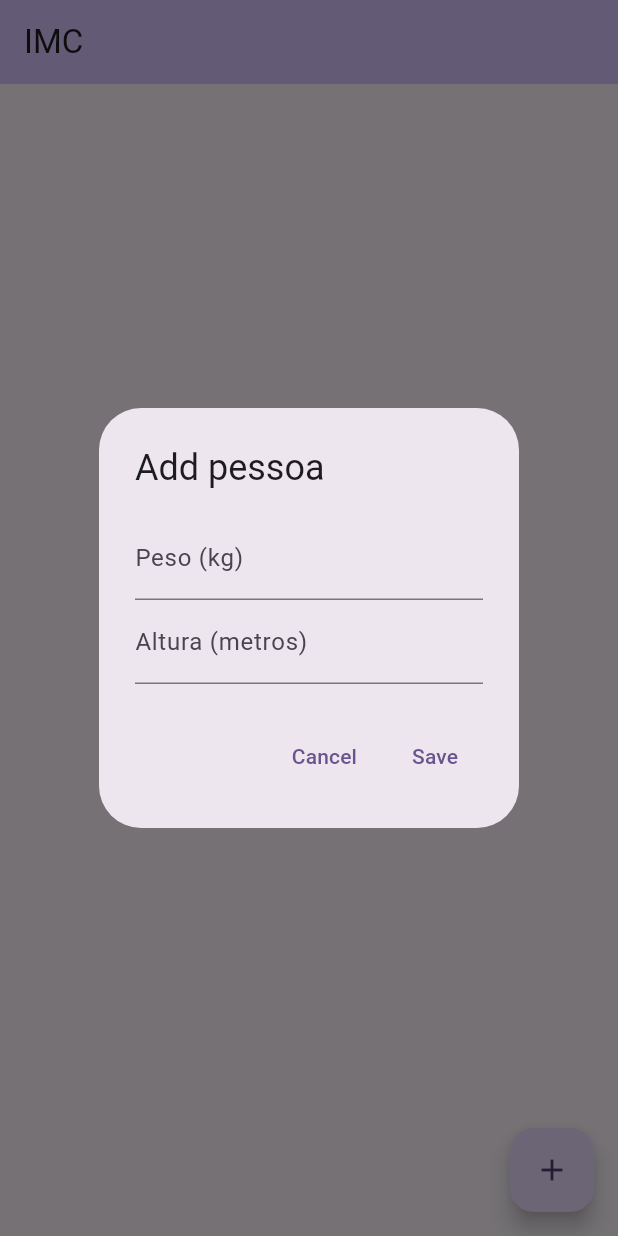
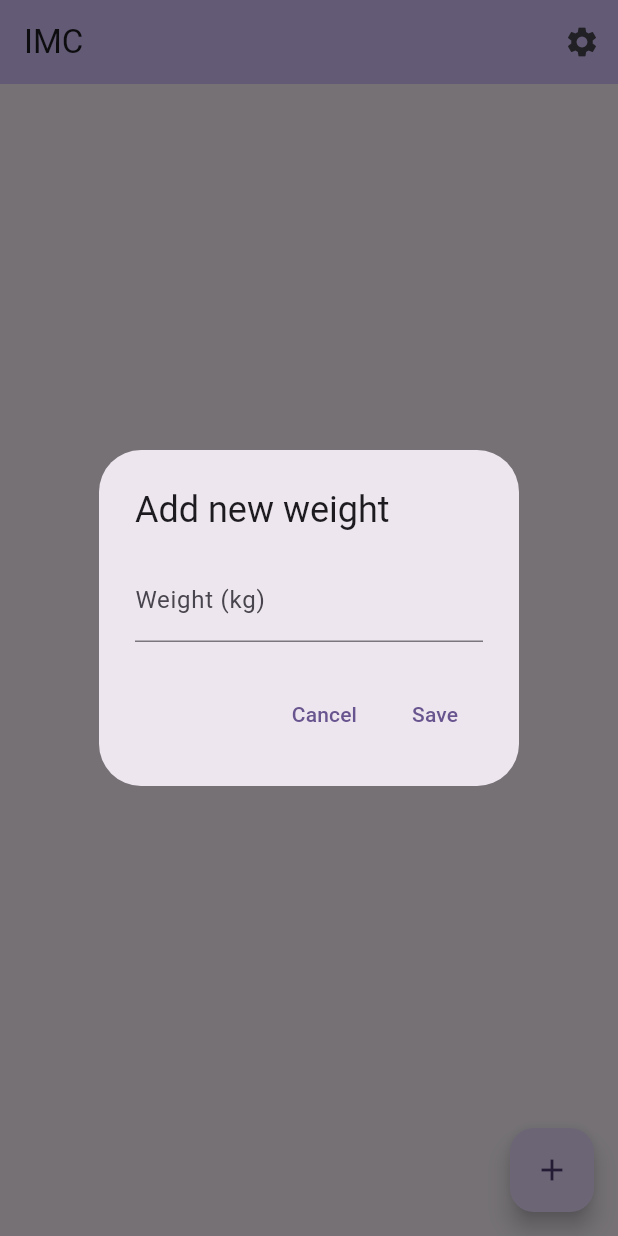
Before and after one commit to estherpeixoto/flutter_calculadora_imc, a Flutter app: the screen it shows after launch, after a tap on the "add" icon, on a phone screen of 412 x 824 dp. Run offline on Flutter 3.47's test engine with Material 2 defaults, Android fonts, the phone set to English and light mode, and no system bars; our stand-ins replace shared_preferences, sqflite; accounts and stored records are empty.

Commit message:
persistindo dados com shared_preferences e sqflite

```diff
--- a/lib/exceptions/altura_invalida_exception.dart
+++ /dev/null
@@ -1,8 +0,0 @@
-class AlturaInvalidaException implements Exception {
-  String error() => 'Altura inválida';
-
-  @override
-  String toString() {
-    return 'AlturaInvalidaException: ${error()}';
-  }
-}
--- a/lib/exceptions/peso_invalido_exception.dart
+++ /dev/null
@@ -1,8 +0,0 @@
-class PesoInvalidoException implements Exception {
-  String error() => 'Peso inválido';
-
-  @override
-  String toString() {
-    return 'PesoInvalidoException: ${error()}';
-  }
-}
--- a/lib/main.dart
+++ b/lib/main.dart
@@ -1,6 +1,6 @@
+import 'package:flutter/material.dart';
 import 'package:imc/my_app.dart';
-import 'package:flutter/material.dart';
 
-void main() {
+void main() async {
   runApp(const MyApp());
 }
--- /dev/null
+++ b/lib/models/imc_sqflite_model.dart
@@ -0,0 +1,22 @@
+class ImcSQFliteModel {
+  int _id = 0;
+  double _height = 0.0;
+  double _weight = 0.0;
+
+  ImcSQFliteModel(this._id, this._height, this._weight);
+
+  int get id => _id;
+  set id(int id) {
+    _id = id;
+  }
+
+  double get height => _height;
+  set height(double height) {
+    _height = height;
+  }
+
+  double get weight => _weight;
+  set weight(double weight) {
+    _weight = weight;
+  }
+}
--- a/lib/models/pessoa.dart
+++ /dev/null
@@ -1,42 +0,0 @@
-import 'package:flutter/material.dart';
-import 'package:imc/exceptions/altura_invalida_exception.dart';
-import 'package:imc/exceptions/peso_invalido_exception.dart';
-
-class Pessoa {
-  final String id = UniqueKey().toString();
-  double _peso = 0;
-  double _altura = 0;
-
-  Pessoa(double peso, double altura) {
-    setPeso(peso);
-    setAltura(altura);
-  }
-
-  /// Setter for _peso
-  void setPeso(double peso) {
-    if (peso <= 0.0) {
-      throw PesoInvalidoException();
-    }
-
-    _peso = peso;
-  }
-
-  /// Getter for _peso
-  double getPeso() {
-    return _peso;
-  }
-
-  /// Setter for _altura
-  void setAltura(double altura) {
-    if (altura <= 0.0) {
-      throw AlturaInvalidaException();
-    }
-
-    _altura = altura;
-  }
-
-  /// Getter for _altura
-  double getAltura() {
-    return _altura;
-  }
-}
--- a/lib/pages/my_home_page.dart
+++ b/lib/pages/my_home_page.dart
@@ -1,8 +1,10 @@
-import 'package:imc/models/pessoa.dart';
-import 'package:imc/repositories/imc_repository.dart';
 import 'package:flutter/material.dart';
-import 'package:imc/services/calculadora_imc.dart';
+import 'package:imc/models/imc_sqflite_model.dart';
+import 'package:imc/pages/settings_page.dart';
+import 'package:imc/repositories/sqflite/imc_sqflite_repository.dart';
+import 'package:imc/services/calculator.dart';
 import 'package:imc/utils/input_utils.dart';
+import 'package:shared_preferences/shared_preferences.dart';
 
 class MyHomePage extends StatefulWidget {
   final String appName;
@@ -14,12 +16,11 @@ class MyHomePage extends StatefulWidget {
 }
 
 class _MyHomePageState extends State<MyHomePage> {
+  var imcSQFliteRepository = ImcSQFliteRepository();
+  var _imc = const <ImcSQFliteModel>[];
+
   final _formKey = GlobalKey<FormState>();
-
-  var imcRepository = ImcRepository();
-  var _imc = const <Pessoa>[];
-  var pesoController = TextEditingController();
-  var alturaController = TextEditingController();
+  var weightController = TextEditingController();
 
   @override
   void initState() {
@@ -28,9 +29,28 @@ class _MyHomePageState extends State<MyHomePage> {
   }
 
   void getImcList() async {
-    _imc = await imcRepository.list();
+    _imc = await imcSQFliteRepository.selectAll();
+    setState(() {});
+  }
 
-    setState(() {});
+  void handleFormSubmit() async {
+    if (_formKey.currentState!.validate()) {
+      final SharedPreferences prefs = await SharedPreferences.getInstance();
+      final double height = prefs.getDouble('height') ?? 0.0;
+
+      await imcSQFliteRepository.insert(ImcSQFliteModel(
+          0,
+          InputUtils.stringToDouble(height.toStringAsFixed(2)),
+          InputUtils.stringToDouble(weightController.text)));
+
+      if (context.mounted) {
+        Navigator.pop(context);
+      }
+
+      getImcList();
+
+      setState(() {});
+    }
   }
 
   @override
@@ -38,72 +58,59 @@ class _MyHomePageState extends State<MyHomePage> {
     return Scaffold(
         appBar: AppBar(
           title: Text(widget.appName),
-          backgroundColor: Colors.deepPurpleAccent.withOpacity(0.3)
+          backgroundColor: Colors.deepPurpleAccent.withOpacity(0.3),
+          actions: [
+            IconButton(
+                onPressed: () {
+                  Navigator.of(context).push(
+                    MaterialPageRoute(
+                      builder: (context) => const SettingsPage(),
+                    ),
+                  );
+                },
+                icon: const Icon(Icons.settings)),
+          ],
         ),
         floatingActionButton: FloatingActionButton(
           child: const Icon(Icons.add),
           onPressed: () {
-            pesoController.text = "";
-            alturaController.text = "";
+            weightController.text = '';
 
             showDialog(
                 context: context,
                 builder: (BuildContext bc) {
                   return AlertDialog(
-                    title: const Text("Add pessoa"),
+                    title: const Text('Add new weight'),
                     content: Form(
                       key: _formKey,
                       child: Column(
                         mainAxisSize: MainAxisSize.min,
                         children: [
                           TextFormField(
-                            controller: pesoController,
-                            keyboardType: const TextInputType.numberWithOptions(decimal: true),
+                            controller: weightController,
+                            keyboardType: const TextInputType.numberWithOptions(
+                                decimal: true),
                             decoration: const InputDecoration(
-                              labelText: 'Peso (kg)',
+                              labelText: 'Weight (kg)',
                             ),
                             validator: (value) {
                               try {
                                 if (value == null || value.isEmpty) {
-                                  return 'Preencha';
+                                  return 'Fill';
                                 }
 
                                 double peso = InputUtils.stringToDouble(value);
 
                                 if (peso <= 0) {
-                                  return 'Peso inválido';
+                                  return 'Invalid weight';
                                 }
                               } catch (e) {
-                                return 'Formato inválido';
+                                return 'Invalid format';
                               }
 
                               return null;
                             },
                           ),
-                          TextFormField(
-                            controller: alturaController,
-                            keyboardType: const TextInputType.numberWithOptions(decimal: true),
-                            decoration: const InputDecoration(
-                              labelText: 'Altura (metros)',
-                            ),
-                            validator: (value) {
-                              try {
-                                if (value == null || value.isEmpty) {
-                                  return 'Preencha';
-                                }
-
-                                double altura = InputUtils.stringToDouble(value);
-
-                                if (altura <= 0) {
-                                  return 'Altura inválida';
-                                }
-                              } catch (e) {
-                                return 'Formato inválido';
-                              }
-
-                              return null;
-                            },
-                          )
                         ],
                       ),
                     ),
@@ -112,49 +119,40 @@ class _MyHomePageState extends State<MyHomePage> {
                           onPressed: () {
                             Navigator.pop(context);
                           },
-                          child: const Text("Cancel")),
+                          child: const Text('Cancel')),
                       TextButton(
-                          onPressed: () async {
-                            if (_formKey.currentState!.validate()) {
-                              await imcRepository.add(
-                                  Pessoa(
-                                      InputUtils.stringToDouble(pesoController.text),
-                                      InputUtils.stringToDouble(alturaController.text)
-                                  )
-                              );
-
-                              if (context.mounted) {
-                                Navigator.pop(context);
-                              }
-
-                              setState(() {});
-                            }
-                          },
-                          child: const Text("Save"))
+                          onPressed: handleFormSubmit,
+                          child: const Text('Save'))
                     ],
                   );
                 });
           },
         ),
         body: Container(
-          margin: const EdgeInsets.symmetric(horizontal: 16, vertical: 8),
+          margin: const EdgeInsets.all(16),
           child: Column(
             children: [
               Expanded(
                 child: ListView.builder(
                     itemCount: _imc.length,
                     itemBuilder: (BuildContext bc, int index) {
-                      var pessoa = _imc[index];
-                      var calculadora = CalculadoraImc();
+                      var imc = _imc[index];
+                      var calculator = Calculator();
                       return Dismissible(
                         onDismissed: (DismissDirection dismissDirection) async {
-                          await imcRepository.remove(pessoa.id);
+                          await imcSQFliteRepository.delete(imc.id);
                           getImcList();
                         },
-                        key: Key(pessoa.id),
+                        key: Key(imc.id.toString()),
                         child: ListTile(
-                          title: Text(calculadora.resultado(pessoa)),
-                          subtitle: Text("Peso: ${pessoa.getPeso()}\nAltura: ${pessoa.getAltura()}"),
+                          title: Text(calculator.result(imc)),
+                          subtitle: Column(
+                            crossAxisAlignment: CrossAxisAlignment.start,
+                            children: [
+                              Text('Weight: ${imc.weight} kg'),
+                              Text('Height: ${imc.height} m'),
+                            ],
+                          ),
                         ),
                       );
                     }),
--- a/lib/repositories/imc_repository.dart
+++ /dev/null
@@ -1,30 +0,0 @@
-import 'package:imc/models/pessoa.dart';
-
-class ImcRepository {
-  final List<Pessoa> _imc = [];
-
-  Future<void> add(Pessoa imc) async {
-    await Future.delayed(const Duration(milliseconds: 100));
-    _imc.add(imc);
-  }
-
-  /* Future<void> edit(String id, bool done) async {
-    await Future.delayed(const Duration(milliseconds: 100));
-    _imc.where((task) => task.id == id).first.done = done;
-  } */
-
-  Future<void> remove(String id) async {
-    await Future.delayed(const Duration(milliseconds: 100));
-    _imc.remove(_imc.where((imc) => imc.id == id).first);
-  }
-
-  Future<List<Pessoa>> list() async {
-    await Future.delayed(const Duration(milliseconds: 100));
-    return _imc;
-  }
-
-  /* Future<List<Imc>> listNotFinished() async {
-    await Future.delayed(const Duration(milliseconds: 100));
-    return _imc.where((imc) => !imc.done).toList();
-  } */
-}
--- /dev/null
+++ b/lib/repositories/sqflite/imc_sqflite_repository.dart
@@ -0,0 +1,38 @@
+import 'package:imc/models/imc_sqflite_model.dart';
+import 'package:imc/repositories/sqflite/sqflite_database.dart';
+
+class ImcSQFliteRepository {
+  Future<List<ImcSQFliteModel>> selectAll() async {
+    List<ImcSQFliteModel> imc = [];
+
+    var db = await SQFliteDatabase().getDatabase();
+    var result = await db.rawQuery('SELECT id, height, weight FROM imc');
+
+    for (var element in result) {
+      imc.add(ImcSQFliteModel(
+          int.parse(element['id'].toString()),
+          double.parse(element['height'].toString()),
+          double.parse(element['weight'].toString())));
+    }
+    return imc;
+  }
+
+  Future<void> insert(ImcSQFliteModel imcSQFliteModel) async {
+    var db = await SQFliteDatabase().getDatabase();
+
+    await db.rawInsert('INSERT INTO imc (height, weight) values(?,?)',
+        [imcSQFliteModel.height, imcSQFliteModel.weight]);
+  }
+
+  Future<void> update(ImcSQFliteModel imcSQFliteModel) async {
+    var db = await SQFliteDatabase().getDatabase();
+
+    await db.rawInsert('UPDATE imc SET height = ?, weight = ? WHERE id = ?',
+        [imcSQFliteModel.height, imcSQFliteModel.weight, imcSQFliteModel.id]);
+  }
+
+  Future<void> delete(int id) async {
+    var db = await SQFliteDatabase().getDatabase();
+    await db.rawInsert('DELETE FROM imc WHERE id = ?', [id]);
+  }
+}
--- /dev/null
+++ b/lib/repositories/sqflite/sqflite_database.dart
@@ -0,0 +1,41 @@
+import 'package:flutter/material.dart';
+import 'package:path/path.dart' as path;
+import 'package:sqflite/sqflite.dart';
+
+Map<int, String> scripts = {
+  1: ''' CREATE TABLE imc (
+          id INTEGER PRIMARY KEY AUTOINCREMENT,
+          height DOUBLE,
+          weight DOUBLE
+          );'''
+};
+
+class SQFliteDatabase {
+  static Database? db;
+
+  Future<Database> getDatabase() async {
+    if (db == null) {
+      return await startDatabase();
+    } else {
+      return db!;
+    }
+  }
+
+  Future<Database> startDatabase() async {
+    var db = await openDatabase(
+        path.join(await getDatabasesPath(), 'database.db'),
+        version: scripts.length, onCreate: (Database db, int version) async {
+      for (var i = 1; i <= scripts.length; i++) {
+        await db.execute(scripts[i]!);
+        debugPrint(scripts[i]!);
+      }
+    }, onUpgrade: (Database db, int oldVersion, int newVersion) async {
+      for (var i = oldVersion + 1; i <= scripts.length; i++) {
+        await db.execute(scripts[i]!);
+        debugPrint(scripts[i]!);
+      }
+    });
+
+    return db;
+  }
+}
--- a/lib/services/calculadora_imc.dart
+++ /dev/null
@@ -1,42 +0,0 @@
-import 'package:imc/models/pessoa.dart';
-
-class CalculadoraImc {
-  double calcular(Pessoa pessoa) {
-    double imc = pessoa.getPeso() / (pessoa.getAltura() * pessoa.getAltura());
-    return double.parse(imc.toStringAsFixed(2));
-  }
-
-  String resultado(Pessoa pessoa) {
-    double imc = calcular(pessoa);
-
-    if (imc < 16) {
-      return 'Magreza grave';
-    }
-
-    if (imc < 17) {
-      return 'Magreza moderada';
-    }
-
-    if (imc < 18.5) {
-      return 'Magreza leve';
-    }
-
-    if (imc < 25) {
-      return 'Saudável';
-    }
-
-    if (imc < 30) {
-      return 'Sobrepeso';
-    }
-
-    if (imc < 35) {
-      return 'Obesidade Grau I';
-    }
-
-    if (imc < 40) {
-      return 'Obesidade Grau II (severa)';
-    }
-
-    return 'Obesidade Grau III (mórbida)';
-  }
-}
--- a/lib/utils/input_utils.dart
+++ b/lib/utils/input_utils.dart
@@ -1,5 +1,4 @@
 class InputUtils {
-  /// Tratar número no formato 0.000,00
   static double stringToDouble(String text) {
     if (text.contains(',')) {
       text = text.replaceAll('.', '');
--- a/pubspec.yaml
+++ b/pubspec.yaml
@@ -35,6 +35,10 @@ dependencies:
   # The following adds the Cupertino Icons font to your application.
   # Use with the CupertinoIcons class for iOS style icons.
   cupertino_icons: ^1.0.2
+  shared_preferences: ^2.2.1
+  intl: ^0.18.1
+  sqflite: ^2.3.0
+  path: ^1.8.3
 
 dev_dependencies:
   flutter_test:
```
Also changed, not shown: lib/models/settings_model.dart (added, +17 -0 lines), lib/pages/settings_page.dart (added, +79 -0 lines), lib/repositories/settings_repository.dart (added, +22 -0 lines), lib/services/calculator.dart (added, +42 -0 lines), lib/my_app.dart (line endings or trailing spaces), pubspec.lock.
